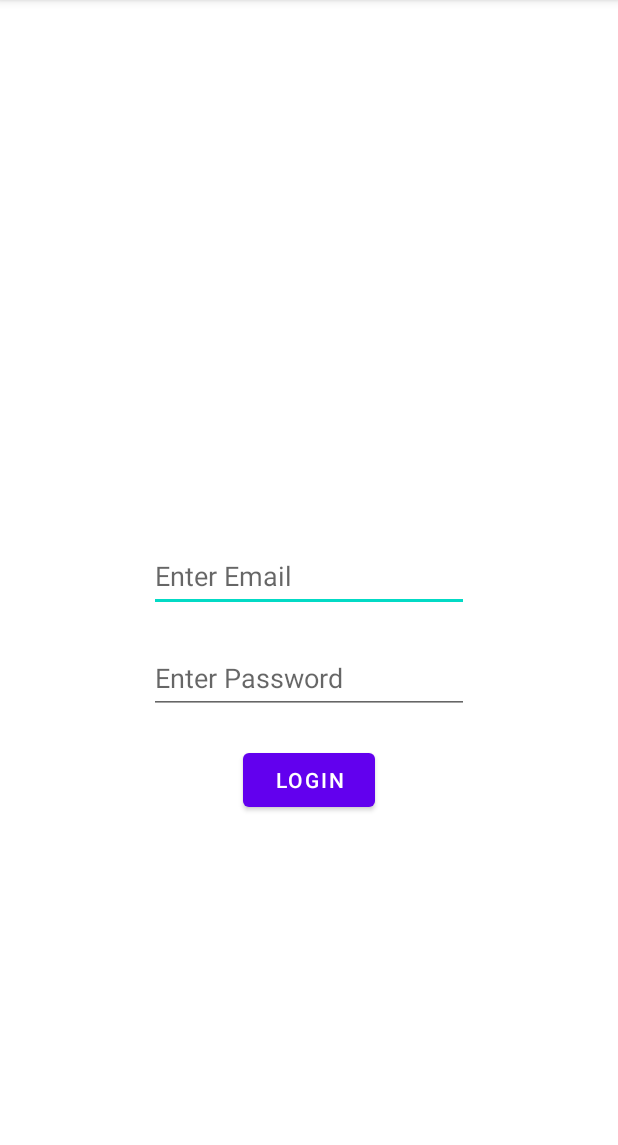
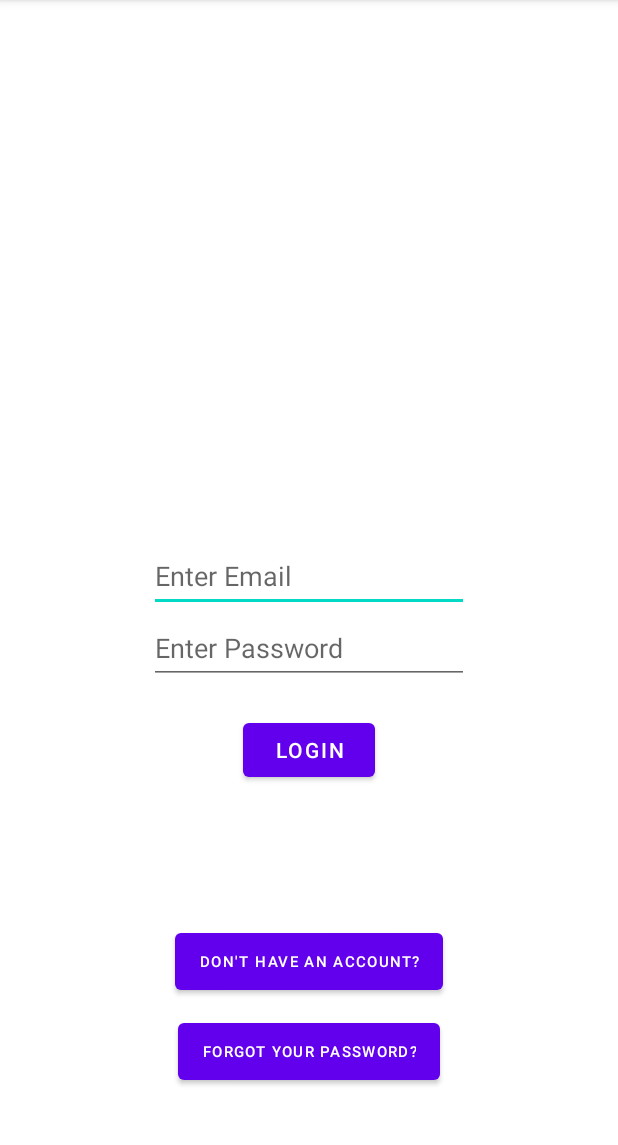
Before and after one commit to amalik23/Shine, an Android app: the screen it shows after launch (MainActivity), on a phone screen of 412 x 824 dp, the part 84-1229 px from its top. Run offline under Robolectric (Android 15) with nearby library versions, the phone set to English and light mode, and no system bars.

Commit message:
added (empty) buttons to login screen for new account & forgotten password

```diff
--- a/app/src/main/res/layout/activity_main.xml
+++ b/app/src/main/res/layout/activity_main.xml
@@ -52,4 +52,31 @@
         app:layout_constraintStart_toStartOf="parent"
         app:layout_constraintTop_toBottomOf="@+id/editTextTextPassword" />
 
+    <Button
+        android:id="@+id/newacctbttn"
+        android:layout_width="wrap_content"
+        android:layout_height="50dp"
+        android:layout_marginTop="100dp"
+        android:text="Don't have an account?"
+        android:textSize="10sp"
+        app:layout_constraintBottom_toTopOf="@+id/forgotpwordbttn"
+        app:layout_constraintTop_toBottomOf="@+id/button"
+        app:layout_constraintLeft_toLeftOf="@+id/editTextTextPassword"
+        app:layout_constraintRight_toRightOf="@+id/editTextTextPassword"
+        app:layout_constraintHorizontal_bias="0.5"/>
+
+    <Button
+        android:id="@+id/forgotpwordbttn"
+        android:layout_width="wrap_content"
+        android:layout_height="50dp"
+        android:layout_marginBottom="50dp"
+        android:layout_marginTop="10dp"
+        android:text="Forgot your password?"
+        android:textSize="10sp"
+        app:layout_constraintBottom_toBottomOf="parent"
+        app:layout_constraintLeft_toLeftOf="@+id/editTextTextPassword"
+        app:layout_constraintRight_toRightOf="@+id/editTextTextPassword"
+        app:layout_constraintHorizontal_bias="0.5"
+        app:layout_constraintTop_toBottomOf="@+id/newacctbttn" />
+
 </androidx.constraintlayout.widget.ConstraintLayout>
```
